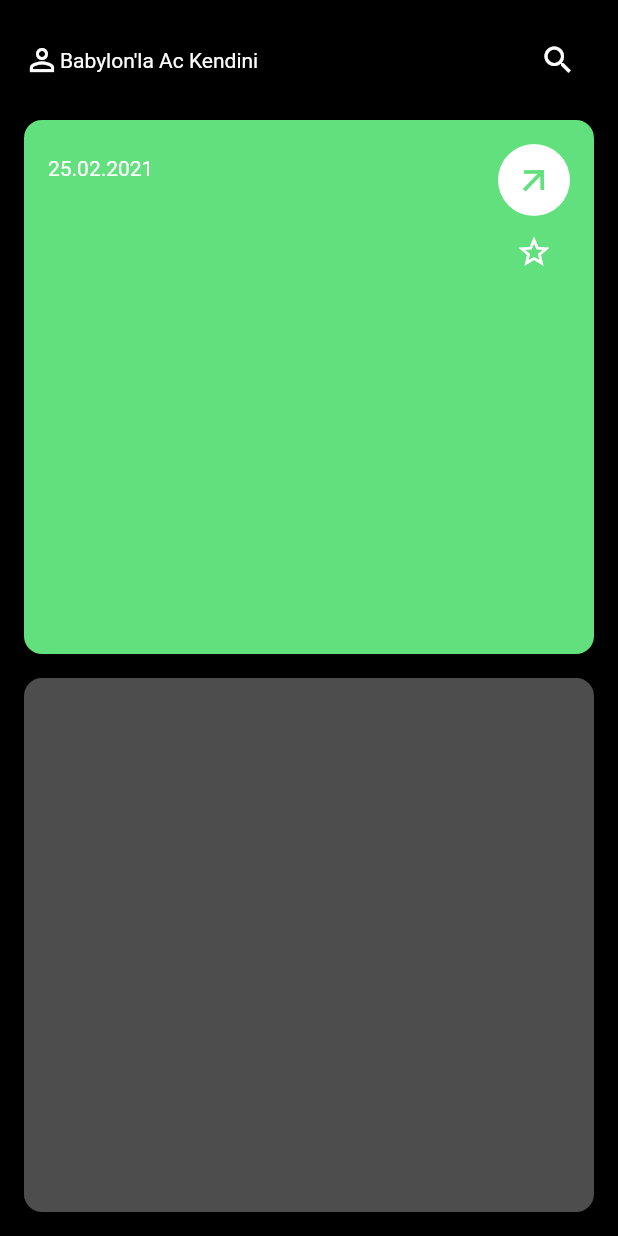
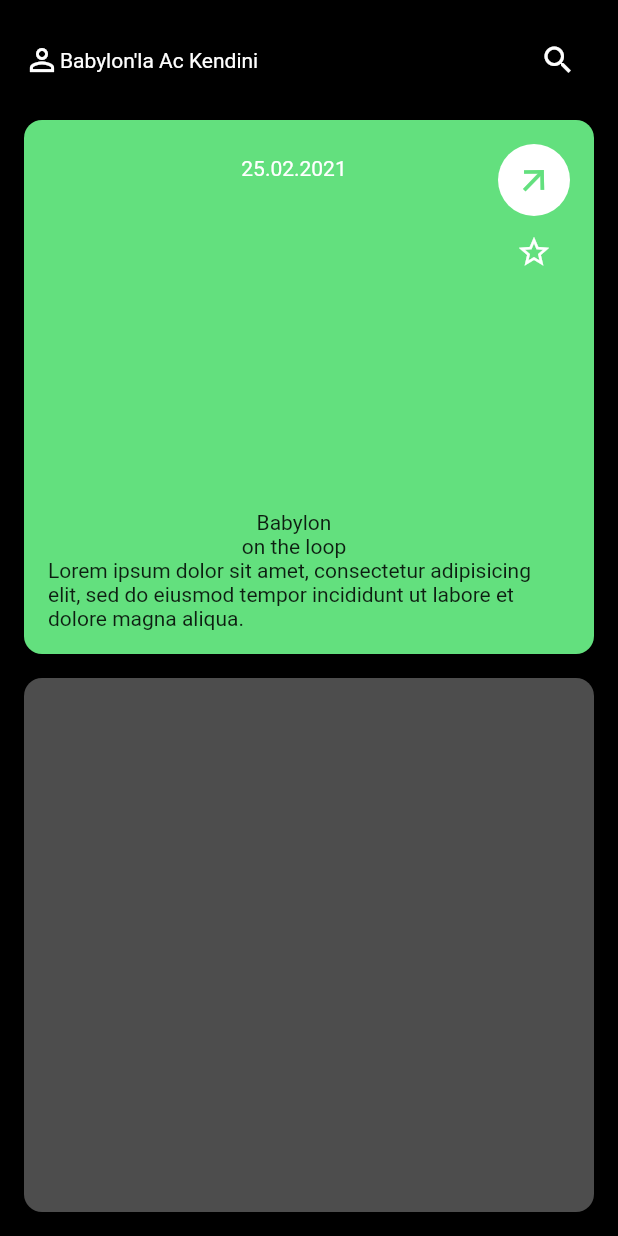
Before and after one commit to JAICHANGPARK/flutter_notebook_17th_story, a Flutter app: the screen it shows after launch, on a phone screen of 412 x 824 dp. Run offline on Flutter 3.47's test engine with Material 2 defaults, Android fonts, the phone set to English and light mode, and no system bars; our stand-ins replace cached_network_image, fl_chart, flutter_riverpod, ionicons, percent_indicator.

Commit message:
Update babylon_main_page.dart

```diff
--- a/lib/ep1009_badylon_app/src/ui/babylon_main_page.dart
+++ b/lib/ep1009_badylon_app/src/ui/babylon_main_page.dart
@@ -58,12 +58,18 @@ class _BabylonMainPageState extends State<BabylonMainPage> {
                               left: 16,
                               top: 24,
                               bottom: 16,
+                              right: 36,
                               child: Column(
                                 children: const [
                                   Text(
                                     "25.02.2021",
                                     style: TextStyle(fontSize: 14, color: Colors.white),
-                                  )
+                                  ),
+                                  Spacer(),
+                                  Text("Babylon"),
+                                  Text("on the loop"),
+                                  Text("Lorem ipsum dolor sit amet, consectetur adipisicing elit, "
+                                      "sed do eiusmod tempor incididunt ut labore et dolore magna aliqua.")
                                 ],
                               )),
                           Positioned(
```
